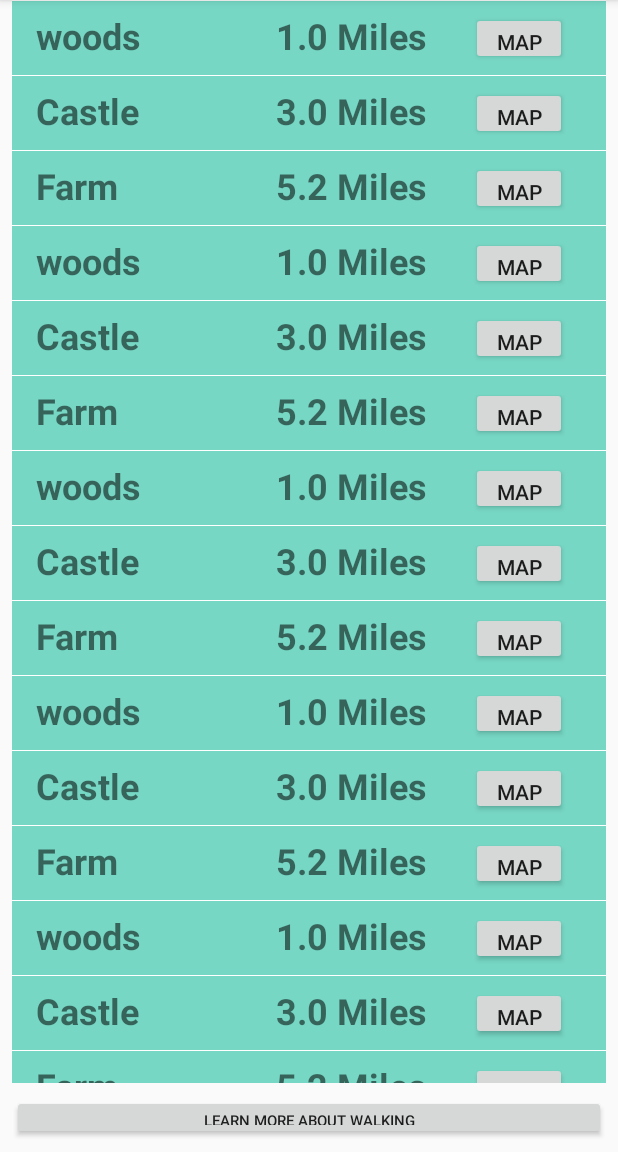
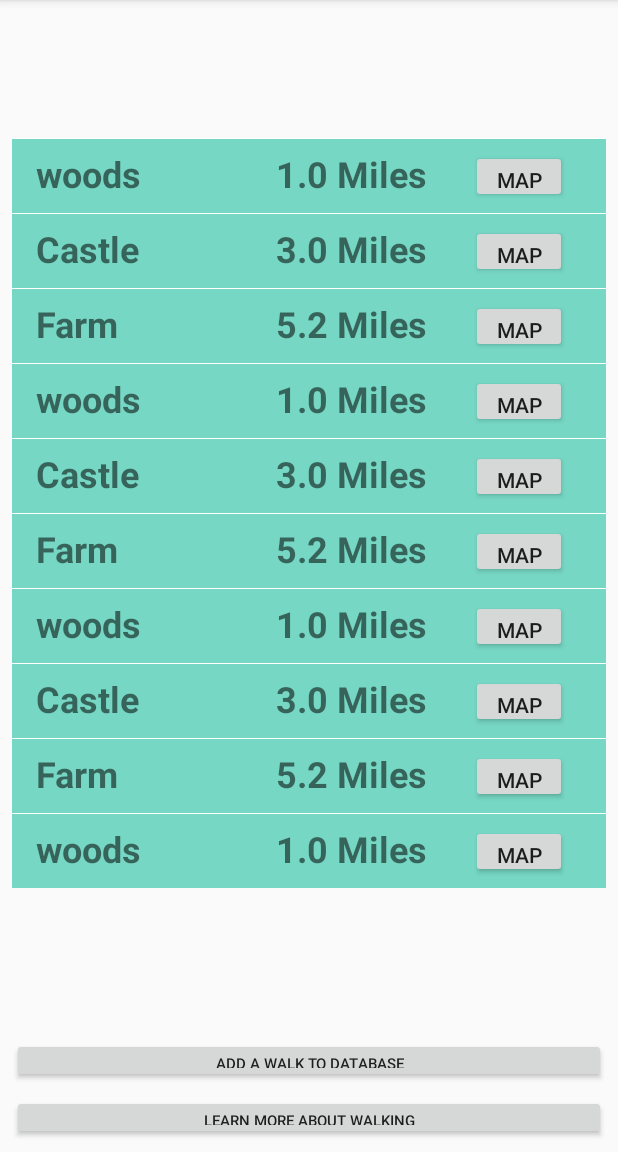
Before and after one commit to RJLgit/PracticeWalkingAPP, an Android app: the screen it shows after launch (MainActivity), on a phone screen of 412 x 824 dp, the part 84-1236 px from its top. Run offline under Robolectric (Android 15) with nearby library versions, the phone set to English and light mode, and no system bars; our stand-ins replace ButterKnife; libraries missing offline, so code that uses them is left out: com.firebase.jobdispatcher; 4 statements that could not run were skipped.

Commit message:
Added database, next need to link it to recycler view

```diff
--- /dev/null
+++ b/app/src/main/java/com/example/android/practicewalkingapp/DatabaseHelperClass.java
@@ -0,0 +1,50 @@
+package com.example.android.practicewalkingapp;
+
+import android.content.ContentValues;
+import android.content.Context;
+import android.database.sqlite.SQLiteDatabase;
+import android.database.sqlite.SQLiteOpenHelper;
+
+public class DatabaseHelperClass extends SQLiteOpenHelper {
+    public static final String DATABASE_NAME = "walks.db";
+    public static final String TABLE_NAME = "walks_table";
+    public static final String ID = "ID";
+    public static final String COL_NAME = "Name";
+    public static final String COL_DIST = "Distance";
+    public static final String COL_LOC = "Location";
+
+
+    public DatabaseHelperClass(Context context) {
+        super(context, DATABASE_NAME, null, 1);
+
+    }
+
+
+
+    @Override
+    public void onCreate(SQLiteDatabase sqLiteDatabase) {
+        sqLiteDatabase.execSQL("create table " + TABLE_NAME +" (ID INTEGER PRIMARY KEY AUTOINCREMENT, Name TEXT, Distance DOUBLE, Location TEXT)");
+
+    }
+
+    @Override
+    public void onUpgrade(SQLiteDatabase sqLiteDatabase, int i, int i1) {
+            sqLiteDatabase.execSQL("DROP TABLE IF EXISTS "+TABLE_NAME);
+            onCreate(sqLiteDatabase);
+    }
+
+    public boolean insertData(String name, String dist, String loc) {
+        SQLiteDatabase db = this.getWritableDatabase();
+        ContentValues contentValues = new ContentValues();
+        contentValues.put(COL_NAME, name);
+        Double d = Double.parseDouble(dist);
+        contentValues.put(COL_DIST, d);
+        contentValues.put(COL_LOC, loc);
+        long result = db.insert(TABLE_NAME, null, contentValues);
+        if (result == -1) {
+            return false;
+        } else {
+            return true;
+        }
+    }
+}
--- a/app/src/main/java/com/example/android/practicewalkingapp/MainActivity.java
+++ b/app/src/main/java/com/example/android/practicewalkingapp/MainActivity.java
@@ -30,6 +30,9 @@ public class MainActivity extends AppCompatActivity implements MyAdapter.ListIte
     @BindView(R.id.learnbutton)
     Button learnMoreButton;
     private Button mapButton;
+    @BindView(R.id.databasebutton) Button dataBut;
+    public static DatabaseHelperClass myDb;
+
 
     @Override
     public void onSharedPreferenceChanged(SharedPreferences sharedPreferences, String s) {
@@ -129,6 +132,10 @@ public class MainActivity extends AppCompatActivity implements MyAdapter.ListIte
         return super.onOptionsItemSelected(item);
     }
 
+    public static DatabaseHelperClass getMyDatabase() {
+        return myDb;
+    }
+
     @Override
     protected void onCreate(Bundle savedInstanceState) {
         super.onCreate(savedInstanceState);
@@ -144,7 +151,10 @@ public class MainActivity extends AppCompatActivity implements MyAdapter.ListIte
 
         mWalksList.setAdapter(myAdapter);
         ReminderUtils.scheduleChargingReminder(this);
-
+        if (myDb == null)
+        {
+            myDb = new DatabaseHelperClass(this);
+        }
 
         // learnMoreButton = (Button) findViewById(R.id.learnbutton);
         /**
@@ -164,6 +174,12 @@ public class MainActivity extends AppCompatActivity implements MyAdapter.ListIte
 
     }
 
+    @OnClick(R.id.databasebutton)
+    public void dataButClick() {
+        Intent i = new Intent(this, addToDatabase.class);
+        startActivity(i);
+    }
+
     @OnClick(R.id.learnbutton)
     public void learnMoreClick() {
         Uri walkPage = Uri.parse("https://en.wikipedia.org/wiki/Walking");
--- a/app/src/main/res/layout/activity_main.xml
+++ b/app/src/main/res/layout/activity_main.xml
@@ -21,13 +21,13 @@
 
     <android.support.v7.widget.RecyclerView
         android:id="@+id/my_recycle_view"
-        android:layout_width="0dp"
-        android:layout_height="0dp"
+        android:layout_width="match_parent"
+        android:layout_height="500dp"
 
         android:layout_marginBottom="8dp"
         android:layout_marginEnd="8dp"
         android:layout_marginStart="8dp"
-        app:layout_constraintBottom_toTopOf="@+id/learnbutton"
+        app:layout_constraintBottom_toTopOf="@+id/databasebutton"
         app:layout_constraintEnd_toEndOf="parent"
         app:layout_constraintHorizontal_bias="0.0"
         app:layout_constraintStart_toStartOf="parent"
@@ -36,5 +36,18 @@
 
     </android.support.v7.widget.RecyclerView>
 
+    <Button
+        android:id="@+id/databasebutton"
+        android:layout_width="match_parent"
+        android:layout_height="30dp"
+        android:layout_marginBottom="8dp"
+        android:layout_marginEnd="8dp"
+        android:layout_marginStart="8dp"
+        android:text="Add a walk to database"
+        android:textSize="10dp"
+        app:layout_constraintBottom_toTopOf="@+id/learnbutton"
+        app:layout_constraintEnd_toEndOf="parent"
+        app:layout_constraintStart_toStartOf="parent" />
+
 
 </android.support.constraint.ConstraintLayout>
```
Also changed, not shown: app/src/main/AndroidManifest.xml (+9 -5 lines), app/src/main/java/com/example/android/practicewalkingapp/addToDatabase.java (added, +54 -0 lines), app/src/main/res/layout/activity_add_to_database.xml (added, +109 -0 lines).
